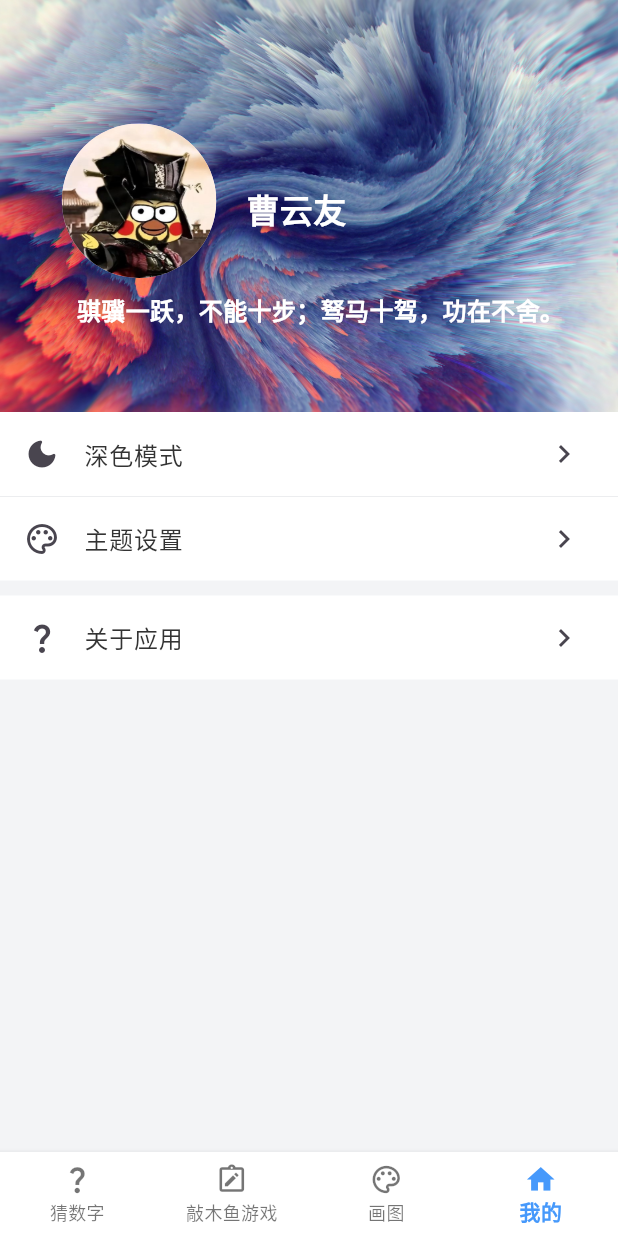
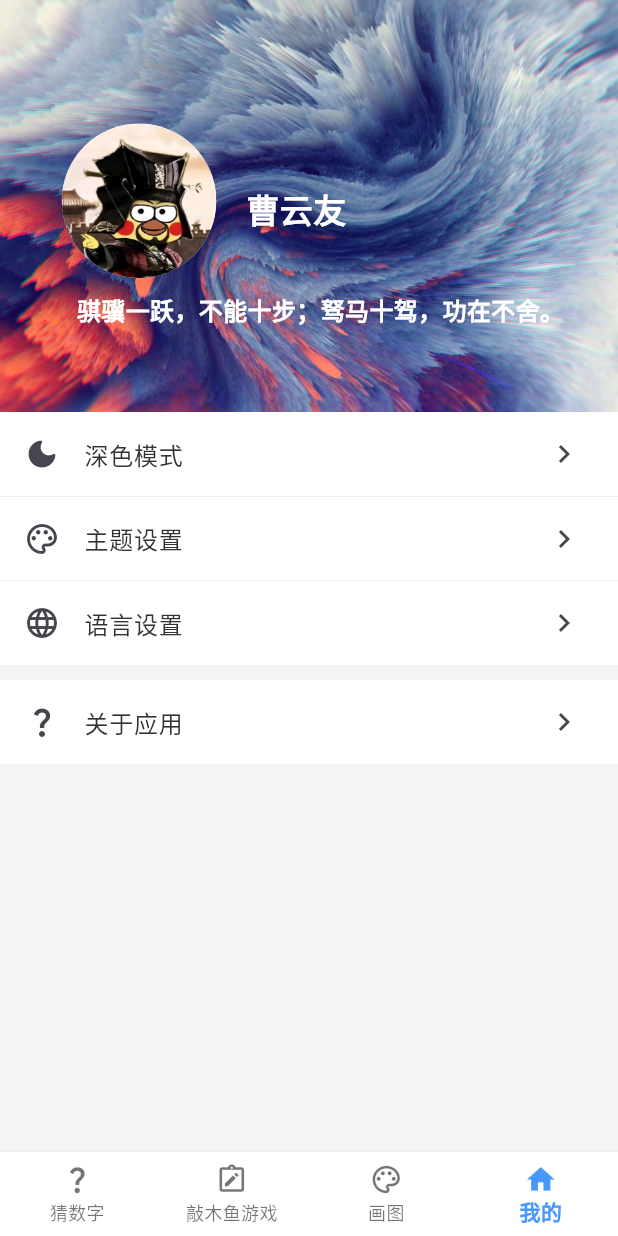
Before and after one commit to caoyunyou/mini_game, a Flutter app: the screen it shows after launch, on a phone screen of 412 x 824 dp. Run offline on Flutter 3.47's test engine with Material 3 defaults, Android fonts, the phone set to English and light mode, and no system bars; our stand-ins replace audioplayers, flutter_easyloading, flutter_native_splash, freezed_annotation, get, shared_preferences and 1 more; missing offline and left inert: snowflake_dart; accounts and stored records are empty.

Commit message:
update 国际化实现，但是只绑定了部分文本，后续进行全部文本国际化

```diff
--- a/lib/l10n/arb/intl_en.arb
+++ b/lib/l10n/arb/intl_en.arb
@@ -3,5 +3,7 @@
   "muyuPageTitle": "muyu Game",
   "guessPageTitle": "Guess Number",
   "paperPageTitle": "Draw Pictures",
-  "mainPageTitle": "Main Page"
+  "mainPageTitle": "Main Page",
+  "chinese": "Chinese",
+  "english": "English"
 }
--- a/lib/l10n/arb/intl_zh.arb
+++ b/lib/l10n/arb/intl_zh.arb
@@ -3,5 +3,7 @@
   "muyuPageTitle": "敲木鱼游戏",
   "guessPageTitle": "猜数字",
   "paperPageTitle": "画图",
-  "mainPageTitle": "主页"
+  "mainPageTitle": "主页",
+  "chinese": "中文",
+  "english": "英文"
 }
--- a/lib/l10n/local_provider.dart
+++ b/lib/l10n/local_provider.dart
@@ -1,13 +1,15 @@
-import 'package:flutter/material.dart';
+import 'package:flutter/foundation.dart';
 
 enum LanguageCode { zh, en }
 
-class LocalProvider with ChangeNotifier  {
+class LocalProvider with ChangeNotifier, DiagnosticableTreeMixin {
   LanguageCode languageCode = LanguageCode.zh;
 
   // 语言切换
   void changeLanguage(LanguageCode languageCode) {
+    print('修改前: => ${this.languageCode}');
     this.languageCode = languageCode;
+    print('修改后: => ${this.languageCode}');
     notifyListeners();
   }
 }
--- a/lib/main.dart
+++ b/lib/main.dart
@@ -3,6 +3,7 @@ import 'dart:async';
 import 'package:flutter/material.dart';
 import 'package:flutter_easyloading/flutter_easyloading.dart';
 import 'package:flutter_localizations/flutter_localizations.dart';
+import 'package:flutter_native_splash/flutter_native_splash.dart';
 import 'package:get/get.dart';
 import 'package:mini_game/l10n/generated/l10n.dart';
 import 'package:mini_game/router/app_pages.dart';
@@ -10,7 +11,6 @@ import 'package:mini_game/storage/db_storage/db_storage.dart';
 import 'package:mini_game/storage/sp_storage.dart';
 import 'package:mini_game/themes/app_theme.dart';
 import 'package:provider/provider.dart';
-import 'package:flutter_native_splash/flutter_native_splash.dart';
 
 import 'l10n/local_provider.dart';
 
@@ -18,7 +18,7 @@ void main() async {
   // 确保初始化
   WidgetsBinding widgetsBinding = WidgetsFlutterBinding.ensureInitialized();
   FlutterNativeSplash.preserve(widgetsBinding: widgetsBinding);
-  await SpStorage.init();// 持久化工具初始化
+  await SpStorage.init(); // 持久化工具初始化
   await DbStorage.instance.open(); //打开数据库
   runApp(const MyApp());
 
@@ -34,7 +34,6 @@ class MyApp extends StatelessWidget {
   // This widget is the root of your application.
   @override
   Widget build(BuildContext context) {
-
     return MultiProvider(
       providers: [
         // 第一步
@@ -46,8 +45,7 @@ class MyApp extends StatelessWidget {
       ],
       builder: (BuildContext context, Widget? child) {
         // 第二步
-        LanguageCode languageCode =
-            context.watch<LocalProvider>().languageCode;
+        LanguageCode languageCode = context.watch<LocalProvider>().languageCode;
         return GetMaterialApp(
           // APP标题
           title: '小游戏',
@@ -57,12 +55,30 @@ class MyApp extends StatelessWidget {
           enableLog: true,
           //国际化支持
           supportedLocales: S.delegate.supportedLocales,
+          // 语言:本来因该是动态绑定的，但是目前是静态绑定，无法完成对应languageCode切换实现语言切换。只能在localeResolutionCallback里面做了
+          locale: Locale.fromSubtags(languageCode: languageCode.name),
           localizationsDelegates: const [
             S.delegate,
             GlobalMaterialLocalizations.delegate,
             GlobalCupertinoLocalizations.delegate,
             GlobalWidgetsLocalizations.delegate,
           ],
+          // 语言解析:默认中文
+          localeResolutionCallback: (
+            Locale? locale,
+            Iterable<Locale> supportedLocales,
+          ) {
+            // Locale currentLocale = Locale.fromSubtags(
+            //   languageCode: locale?.languageCode ?? "zh",
+            // );
+            // 目前得到的 locale?.languageCode 一直都是zh，只能使用 languageCode.name 了
+            Locale currentLocale = Locale.fromSubtags(
+              languageCode: languageCode.name,
+            );
+            return supportedLocales.contains(currentLocale)
+                ? currentLocale
+                : const Locale.fromSubtags(languageCode: "zh");
+          },
           // 主题模式
           themeMode: SpStorage.getThemeMode(),
           // 浅色模式
@@ -75,10 +91,6 @@ class MyApp extends StatelessWidget {
           getPages: AppPages.routes,
           // unknownRoute: AppPages.unknownRoute,
           builder: EasyLoading.init(),
-          // 语言
-          locale: Locale.fromSubtags(languageCode: languageCode.name),
-          // 语言解析:默认中文
-          localeResolutionCallback: languageResolve,
         );
       },
     );
--- a/lib/router/app_pages.dart
+++ b/lib/router/app_pages.dart
@@ -7,6 +7,8 @@ import 'package:mini_game/views/guess/bindings/guess_binding.dart';
 import 'package:mini_game/views/guess/views/guess_view.dart';
 import 'package:mini_game/views/home/bindings/home_binding.dart';
 import 'package:mini_game/views/home/views/home_page.dart';
+import 'package:mini_game/views/language_setting/bindings/language_setting_binding.dart';
+import 'package:mini_game/views/language_setting/views/language_setting_view.dart';
 import 'package:mini_game/views/muyu/bindings/muyu_binding.dart';
 import 'package:mini_game/views/muyu/views/muyu_view.dart';
 import 'package:mini_game/views/navigation/bindings/app_nav_binding.dart';
@@ -45,25 +47,35 @@ class AppPages {
       page: () => GuessView(),
       binding: GuessBinding(),
     ),
+    // 个人主页
     GetPage(
       name: AppRoutes.Home,
       page: () => HomeView(),
       binding: HomeBinding(),
     ),
+    // 深色模式
     GetPage(
       name: AppRoutes.darkMode,
       page: () => DarkModeView(),
       binding: DarkModeBinding(),
     ),
+    // 主题设置
     GetPage(
       name: AppRoutes.themeSettings,
       page: () => ThemeSettingView(),
       binding: ThemeSettingBinding(),
     ),
+    // 关于APP
     GetPage(
       name: AppRoutes.aboutApp,
       page: () => AboutAppView(),
       binding: AboutAppBinding(),
+    ),
+    // 语言设置
+    GetPage(
+      name: AppRoutes.languageSetting,
+      page: () => LanguageSettingView(),
+      binding: LanguageSettingBinding(),
     ),
   ];
 
--- a/lib/router/app_routes.dart
+++ b/lib/router/app_routes.dart
@@ -9,6 +9,7 @@ abstract class AppRoutes {
   static const darkMode = '/darkMode';//深色模式相关
   static const themeSettings = '/themeSettings';//主题设置相关,后面写
   static const aboutApp = '/aboutApp';//主题设置相关,后面写
+  static const languageSetting = '/languageSetting';//语言设置相关,后面写
 
   // setproxy
   // static const Proxy = '/proxy';
--- a/lib/views/home/views/home_page.dart
+++ b/lib/views/home/views/home_page.dart
@@ -94,6 +94,15 @@ class HomeView extends GetView<HomeController> {
                       Get.toNamed(AppRoutes.themeSettings);
                     },
                   ),
+                  const Divider(),
+                  ListTile(
+                    title: Text('语言设置'),
+                    trailing: Icon(Icons.chevron_right),
+                    leading: Icon(Icons.language),
+                    onTap: () {
+                      Get.toNamed(AppRoutes.languageSetting);
+                    },
+                  ),
                   SizedBox(height: 10), // 10个长度距离
                   ListTile(
                     title: Text('关于应用'),
--- /dev/null
+++ b/lib/views/language_setting/bindings/language_setting_binding.dart
@@ -0,0 +1,9 @@
+import 'package:get/get.dart';
+import 'package:mini_game/views/language_setting/controllers/language_setting_controller.dart';
+
+class LanguageSettingBinding extends Bindings {
+  @override
+  void dependencies() {
+    Get.lazyPut(() => LanguageSettingController());
+  }
+}
--- /dev/null
+++ b/lib/views/language_setting/controllers/language_setting_controller.dart
@@ -0,0 +1,3 @@
+import 'package:get/get.dart';
+
+class LanguageSettingController extends GetxController {}
```
Also changed, not shown: lib/views/language_setting/views/language_setting_view.dart (added, +44 -0 lines), lib/l10n/generated/intl/messages_en.dart, lib/l10n/generated/intl/messages_zh.dart, lib/l10n/generated/l10n.dart.
